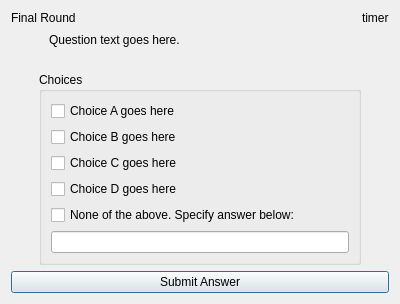
This is src/client/finals.ui in trigger-happy/Cerberus as Qt 5 draws it before an edit. The edited form follows.
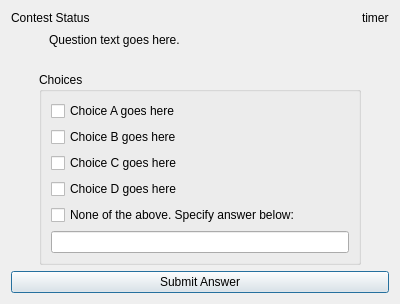
This is the edited form.

Commit message: Added timer for elims/semis, and added a contest_status label in the UIs

```diff
--- a/src/client/finals.ui
+++ b/src/client/finals.ui
@@ -17,7 +17,7 @@
    <item row="0" column="0" colspan="2">
     <widget class="QLabel" name="round_lbl">
      <property name="text">
-      <string>Final Round</string>
+      <string>Contest Status</string>
      </property>
     </widget>
    </item>
```
Left out of the diff: 4 changed lines with no effect on the pictures. The commit also changes 6 other files.
